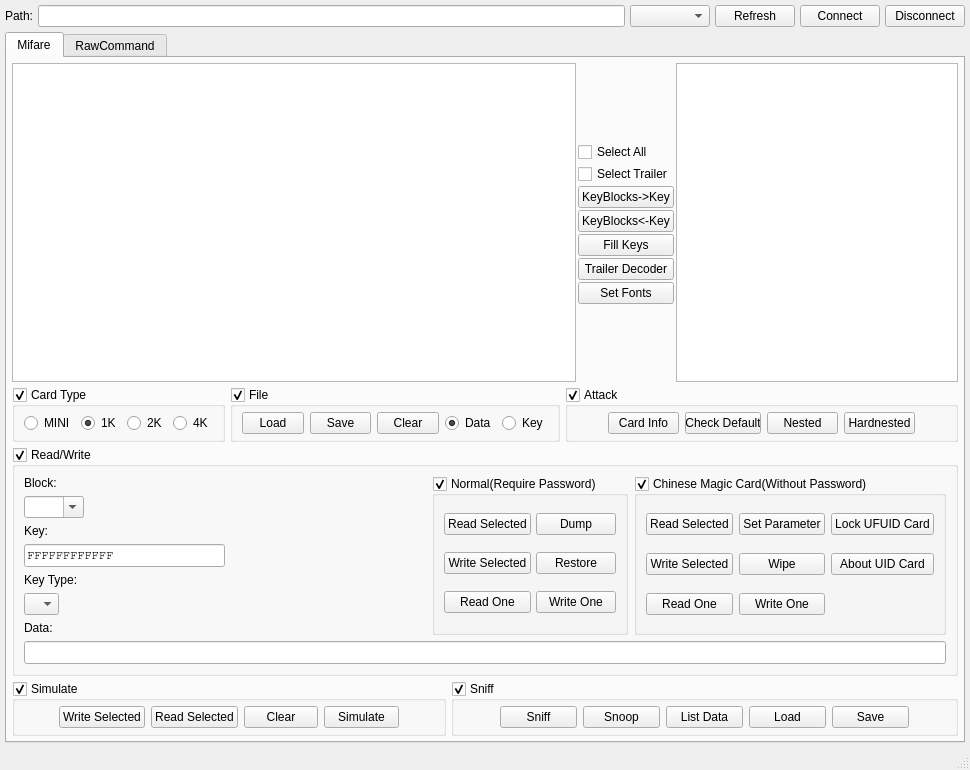
First picture: the form in ui/mainwindow.ui, repository wh201906/Proxmark3GUI, before the edit.
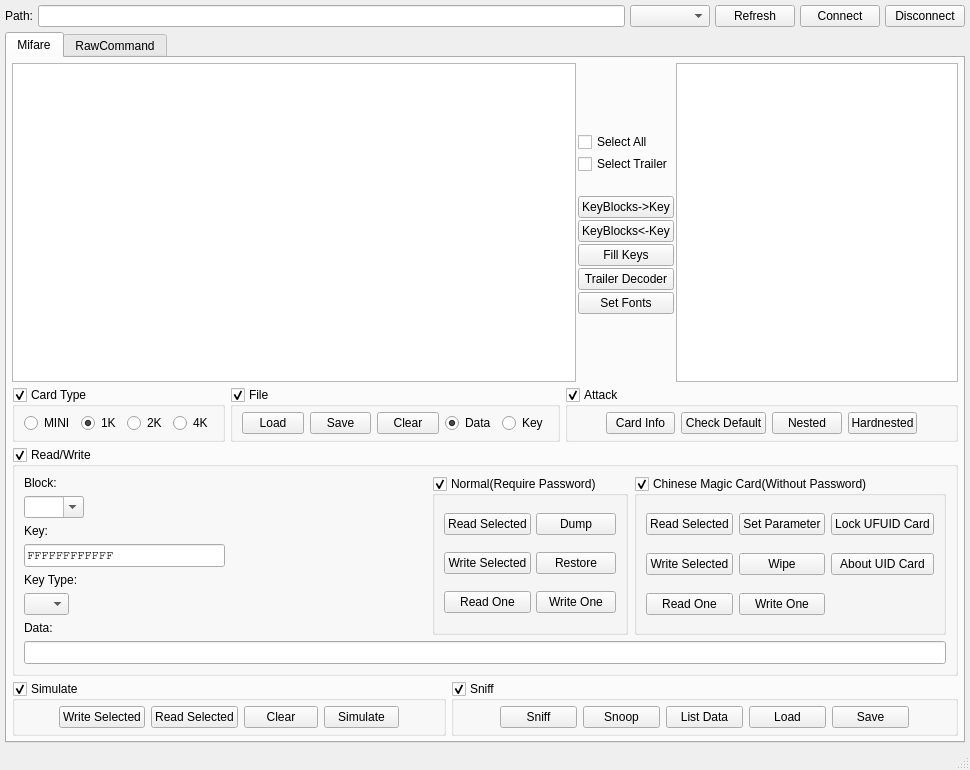
Second picture: the form after the edit.

The edit to the form file:
```diff
--- a/ui/mainwindow.ui
+++ b/ui/mainwindow.ui
@@ -208,17 +208,27 @@
             </item>
             <item>
              <widget class="QCheckBox" name="MF_selectTrailerBox">
-              <property name="minimumSize">
-               <size>
-                <width>40</width>
-                <height>0</height>
-               </size>
-              </property>
               <property name="text">
                <string>Select Trailer</string>
               </property>
              </widget>
             </item>
+            <item>
+             <spacer name="verticalSpacer_3">
+              <property name="orientation">
+               <enum>Qt::Vertical</enum>
+              </property>
+              <property name="sizeType">
+               <enum>QSizePolicy::Fixed</enum>
+              </property>
+              <property name="sizeHint" stdset="0">
+               <size>
+                <width>20</width>
+                <height>20</height>
+               </size>
+              </property>
+             </spacer>
+            </item>
             <item>
              <widget class="QPushButton" name="MF_data2KeyButton">
               <property name="minimumSize">
@@ -530,12 +540,6 @@
                  <verstretch>0</verstretch>
                 </sizepolicy>
                </property>
-               <property name="minimumSize">
-                <size>
-                 <width>40</width>
-                 <height>0</height>
-                </size>
-               </property>
                <property name="text">
                 <string>Check Default</string>
                </property>
@@ -660,7 +664,7 @@
                 <widget class="QComboBox" name="MF_RW_keyTypeBox">
                  <property name="minimumSize">
                   <size>
-                   <width>35</width>
+                   <width>45</width>
                    <height>0</height>
                   </size>
                  </property>
```
Left out of the diff: 3 changed lines with no effect on the pictures.
